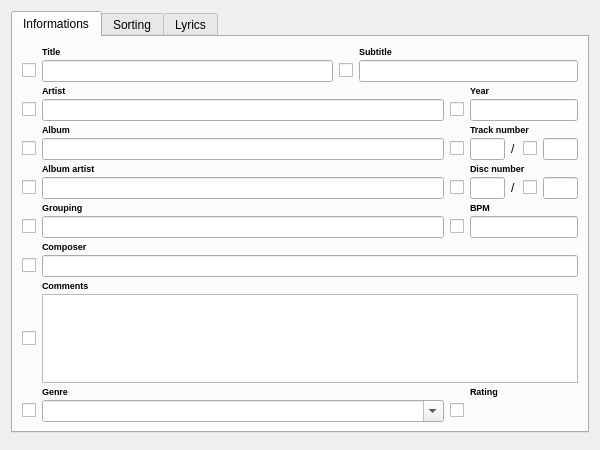
isuhao/TMediaPlayer, file Form/DialogEditSongs.ui: the form before one commit.
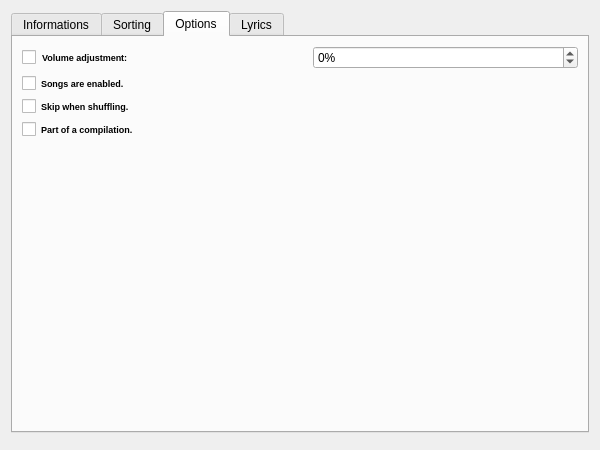
The form after the commit. The open tabs and pages were chosen to show the change.

Commit message: 8 juin 2012 Ajout du nom du parolier dans les informations d'un morceau. Ajout d'un onglet Options dans les boites de dialogue Edit Song(s). Implementation complete de la boite de dialogue Edit Songs. Les listes dynamiques sont mises a jour automatiquement (a terminer). Ajout des colonnes "Parolier", "Regroupement", et "Sous-titre".

Patch:
```diff
--- a/Form/DialogEditSongs.ui
+++ b/Form/DialogEditSongs.ui
@@ -867,6 +867,120 @@
        </item>
       </layout>
      </widget>
+     <widget class="QWidget" name="tabOptions">
+      <attribute name="title">
+       <string>Options</string>
+      </attribute>
+      <layout class="QGridLayout" name="layoutOptions">
+       <item row="0" column="0">
+        <widget class="QCheckBox" name="chVolume">
+         <property name="sizePolicy">
+          <sizepolicy hsizetype="Fixed" vsizetype="Fixed">
+           <horstretch>0</horstretch>
+           <verstretch>0</verstretch>
+          </sizepolicy>
+         </property>
+         <property name="text">
+          <string/>
+         </property>
+        </widget>
+       </item>
+       <item row="0" column="1">
+        <widget class="QLabel" name="lblVolume">
+         <property name="font">
+          <font>
+           <pointsize>7</pointsize>
+           <weight>75</weight>
+           <bold>true</bold>
+          </font>
+         </property>
+         <property name="text">
+          <string>Volume adjustment:</string>
+         </property>
+        </widget>
+       </item>
+       <item row="0" column="2">
+        <widget class="QSpinBox" name="editVolume">
+         <property name="suffix">
+          <string>%</string>
+         </property>
+         <property name="minimum">
+          <number>-100</number>
+         </property>
+         <property name="maximum">
+          <number>100</number>
+         </property>
+         <property name="singleStep">
+          <number>10</number>
+         </property>
+        </widget>
+       </item>
+       <item row="1" column="0" colspan="3">
+        <widget class="QCheckBox" name="editEnabled">
+         <property name="font">
+          <font>
+           <pointsize>7</pointsize>
+           <weight>75</weight>
+           <bold>true</bold>
+          </font>
+         </property>
+         <property name="text">
+          <string>Songs are enabled.</string>
+         </property>
+         <property name="tristate">
+          <bool>true</bool>
+         </property>
+        </widget>
+       </item>
+       <item row="2" column="0" colspan="3">
+        <widget class="QCheckBox" name="editSkipShuffle">
+         <property name="font">
+          <font>
+           <pointsize>7</pointsize>
+           <weight>75</weight>
+           <bold>true</bold>
+          </font>
+         </property>
+         <property name="text">
+          <string>Skip when shuffling.</string>
+         </property>
+         <property name="tristate">
+          <bool>true</bool>
+         </property>
+        </widget>
+       </item>
+       <item row="3" column="0" colspan="3">
+        <widget class="QCheckBox" name="editCompilation">
+         <property name="font">
+          <font>
+           <pointsize>7</pointsize>
+           <weight>75</weight>
+           <bold>true</bold>
+          </font>
+         </property>
+         <property name="text">
+          <string>Part of a compilation.</string>
+         </property>
+         <property name="tristate">
+          <bool>true</bool>
+         </property>
+        </widget>
+       </item>
+       <item row="4" column="1">
+        <spacer name="verticalSpacer_4">
+         <property name="orientation">
+          <enum>Qt::Vertical</enum>
+         </property>
+         <property name="sizeHint" stdset="0">
+          <size>
+           <width>13</width>
+           <height>290</height>
+          </size>
+         </property>
+        </spacer>
+       </item>
+      </layout>
+     </widget>
      <widget class="QWidget" name="tabLyrics">
       <attribute name="title">
        <string>Lyrics</string>
```
Left out of the diff: 75 changed lines with no effect on the pictures. The commit also changes 26 other files.
